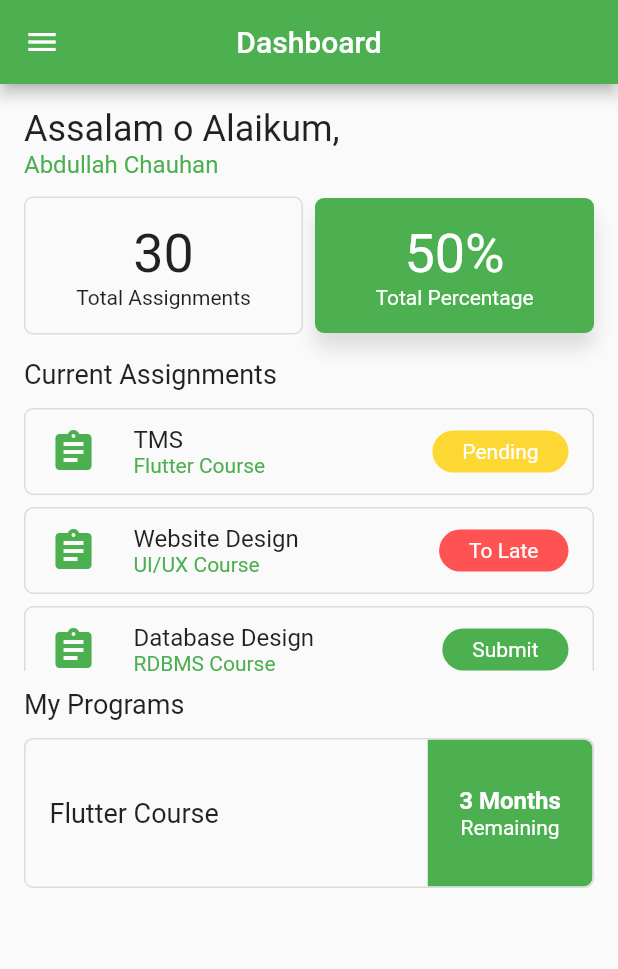
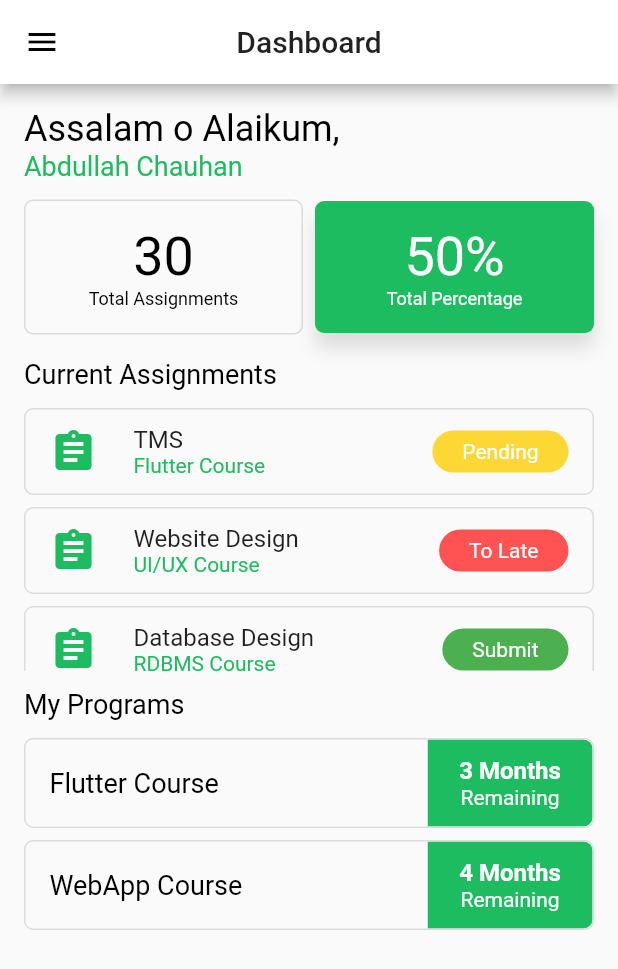
Before and after one commit to AbdullahChauhan/PA-Flutter-T1, a Flutter app: the screen it shows after launch, after a tap on "Sign In", on a phone screen of 412 x 824 dp. Shown: the top 969 px of the screen. Run offline on Flutter 3.47's test engine with Material 2 defaults, Android fonts, the phone set to English and light mode, and no system bars.

Commit message:
working on theming and code refactoring

```diff
--- a/lib/assignmentdetail_screen.dart
+++ b/lib/assignmentdetail_screen.dart
@@ -1,4 +1,5 @@
 import 'package:flutter/material.dart';
+import 'package:pa_flutter_t1/constants.dart';
 
 class AssignementDetail extends StatelessWidget {
   final String assignmentName;
@@ -13,6 +14,9 @@ class AssignementDetail extends StatelessWidget {
       appBar: AppBar(
         title: Text('Assignment Detail'),
         centerTitle: true,
+        backgroundColor: Colors.white,
+        textTheme: Theme.of(context).textTheme,
+        iconTheme: Theme.of(context).iconTheme,
       ),
       body: Column(
         children: <Widget>[
@@ -31,22 +35,8 @@ class AssignementDetail extends StatelessWidget {
                     child: Column(
                       crossAxisAlignment: CrossAxisAlignment.start,
                       children: <Widget>[
-                        Text(
-                          assignmentName,
-                          style: TextStyle(
-                              fontSize: 18.0,
-                              fontWeight: FontWeight.bold),
-                          softWrap: true,
-                          overflow: TextOverflow.fade,
-                        ),
-                        Text(
-                          courseName,
-                          style: TextStyle(
-                              fontSize: 14.0,
-                              fontWeight: FontWeight.bold),
-                          softWrap: true,
-                          overflow: TextOverflow.fade,
-                        ),
+                        text(assignmentName, fontSize: 22.0),
+                        text(courseName, fontSize: 18.0, fontWeight: FontWeight.bold),
                       ],
                     )),
               ],
@@ -58,14 +48,21 @@ class AssignementDetail extends StatelessWidget {
               padding: const EdgeInsets.all(16.0),
               child: Column(
                 children: <Widget>[
-                  Text("Lorem ipsum, or lipsum as it is sometimes known, is dummy text used in laying out print, graphic or web designs. The passage is attributed to an unknown typesetter in the 15th century who is thought to have scrambled parts of Cicero's De Finibus Bonorum et Malorum for use in a type specimen book. Lorem ipsum, or lipsum as it is sometimes known, is dummy text used in laying out print, graphic or web designs. The passage is attributed to an unknown typesetter in the 15th century who is thought to have scrambled parts of Cicero's De Finibus Bonorum et Malorum for use in a type specimen book."),
+                  Text(
+                      "Lorem ipsum, or lipsum as it is sometimes known, is dummy text used in laying out print, graphic or web designs. The passage is attributed to an unknown typesetter in the 15th century who is thought to have scrambled parts of Cicero's De Finibus Bonorum et Malorum for use in a type specimen book. Lorem ipsum, or lipsum as it is sometimes known, is dummy text used in laying out print, graphic or web designs. The passage is attributed to an unknown typesetter in the 15th century who is thought to have scrambled parts of Cicero's De Finibus Bonorum et Malorum for use in a type specimen book."),
+                  SizedBox(
+                    height: 16.0,
+                  ),
+                  Text(
+                    'You can submit your task till',
+                    style: TextStyle(color: Colors.red),
+                  ),
+                  SizedBox(height: 4.0,),
+                  Text(
+                    'Date: 10th Jan 2020',
+                    style: TextStyle(color: Theme.of(context).primaryColor),
+                  ),
                   SizedBox(height: 16.0,),
-                  Text('You can submit your task till', style: TextStyle(
-                    color: Colors.red
-                  ),),
-                  Text('Date: 10th Jan 2020', style: TextStyle(
-                    color: Theme.of(context).primaryColor
-                  ),),
                   RaisedButton(
                     shape: RoundedRectangleBorder(
                       borderRadius: BorderRadius.circular(24),
@@ -76,7 +73,8 @@ class AssignementDetail extends StatelessWidget {
                         child: Text(
                       'Submit Assignment',
                       style: TextStyle(color: Colors.white),
-                  )), onPressed: () {},
+                    )),
+                    onPressed: () {},
                   ),
                 ],
               ),
--- a/lib/assignments_screen.dart
+++ b/lib/assignments_screen.dart
@@ -9,6 +9,9 @@ class Assignments extends StatelessWidget {
       appBar: AppBar(
         title: Text('Assignments'),
         centerTitle: true,
+        backgroundColor: Colors.white,
+        textTheme: Theme.of(context).textTheme,
+        iconTheme: Theme.of(context).iconTheme,
       ),
       body: Padding(
         padding: const EdgeInsets.all(16.0),
--- /dev/null
+++ b/lib/constants.dart
@@ -0,0 +1,13 @@
+import 'package:flutter/material.dart';
+
+const Color COLOR_WHITE = Colors.white;
+const Color COLOR_PRIMARY = Color(0xFF1DBC60);
+const Color COLOR_BLACK = Colors.black;
+const IconThemeData ICON_BLACK = IconThemeData(color: Colors.black);
+const TEXT_PRIMARY = TextStyle(color: Color(0xFF1DBC60));
+const TEXT_BLACK = TextStyle(color: Colors.black);
+const TEXT_WHITE = TextStyle(color: Colors.white);
+
+Text text(String text, {Color color, double fontSize, FontWeight fontWeight}) {
+  return Text(text, style: TextStyle(color: color, fontSize: fontSize, fontWeight: fontWeight),);
+}
--- a/lib/dashboard_screen.dart
+++ b/lib/dashboard_screen.dart
@@ -1,5 +1,6 @@
 import 'package:flutter/material.dart';
 import 'package:pa_flutter_t1/assignments_screen.dart';
+import 'package:pa_flutter_t1/constants.dart';
 
 import './assignment_listitem.dart';
 
@@ -9,6 +10,9 @@ class Dashboard extends StatelessWidget {
     return Scaffold(
       appBar: AppBar(
         title: Text('Dashboard'),
+        backgroundColor: COLOR_WHITE,
+        textTheme: Theme.of(context).textTheme,
+        iconTheme: Theme.of(context).iconTheme,
         centerTitle: true,
         actions: <Widget>[],
       ),
@@ -22,17 +26,11 @@ class Dashboard extends StatelessWidget {
                   UserAccountsDrawerHeader(
                     currentAccountPicture: CircleAvatar(
                       child: Image.asset('assets/images/logo.png'),
-                      backgroundColor: Colors.white,
+                      backgroundColor: COLOR_WHITE,
                     ),
-                    accountEmail: Text(
-                      'abd@xyz.com',
-                      style: TextStyle(color: Colors.black),
-                    ),
-                    accountName: Text(
-                      'PakAcademy',
-                      style: TextStyle(color: Colors.black),
-                    ),
-                    decoration: BoxDecoration(color: Colors.white),
+                    accountEmail: text('abd@xyz.com', color: COLOR_BLACK),
+                    accountName: text('Pak Academy', color: COLOR_BLACK),
+                    decoration: BoxDecoration(color: COLOR_WHITE),
                   ),
                   ListTile(title: Text('Dashboard'), onTap: () {}),
                   Divider(
@@ -73,13 +71,10 @@ class Dashboard extends StatelessWidget {
                   children: <Widget>[
                     Icon(
                       Icons.phone,
-                      color: Colors.white,
+                      color: COLOR_WHITE,
                       size: 28.0,
                     ),
-                    Text(
-                      '+92399-9999999',
-                      style: TextStyle(color: Colors.white, fontSize: 18.0),
-                    )
+                    text('+92399-9999999', color: COLOR_WHITE, fontSize: 18.0)
                   ],
                 ),
               ),
@@ -87,20 +82,14 @@ class Dashboard extends StatelessWidget {
           ],
         ),
       ),
-      body: Padding(
+      body: SingleChildScrollView(
+              child: Padding(
           padding: const EdgeInsets.all(16.0),
           child: Column(
             crossAxisAlignment: CrossAxisAlignment.start,
             children: <Widget>[
-            Text(
-              'Assalam o Alaikum,',
-              style: TextStyle(fontSize: 24.0),
-            ),
-            Text(
-              'Abdullah Chauhan',
-              style: TextStyle(
-                  fontSize: 16.0, color: Theme.of(context).primaryColor),
-            ),
+              text('Assalam o Alaikum,', fontSize: 24.0),
+              text('Abdullah Chauhan', color: COLOR_PRIMARY, fontSize: 18.0),
               SizedBox(
                 height: 12.0,
               ),
@@ -118,13 +107,8 @@ class Dashboard extends StatelessWidget {
                         ),
                         child: Column(
                           children: <Widget>[
-                          Text(
-                            '30',
-                            style: TextStyle(
-                              fontSize: 36.0,
-                            ),
-                          ),
-                          Text('Total Assignments')
+                            text('30', fontSize: 36.0),
+                            text('Total Assignments', fontSize: 12.0)
                           ],
                         ),
                       ),
@@ -149,15 +133,8 @@ class Dashboard extends StatelessWidget {
                         ),
                         child: Column(
                           children: <Widget>[
-                          Text(
-                            '50%',
-                            style:
-                                TextStyle(fontSize: 36.0, color: Colors.white),
-                          ),
-                          Text(
-                            'Total Percentage',
-                            style: TextStyle(color: Colors.white),
-                          )
+                            text('50%', color: COLOR_WHITE, fontSize: 36.0),
+                            text('Total Percentage', color: COLOR_WHITE, fontSize: 12.0)
                           ],
                         ),
                       ),
@@ -168,12 +145,7 @@ class Dashboard extends StatelessWidget {
               SizedBox(
                 height: 16.0,
               ),
-            Text(
-              'Current Assignments',
-              style: TextStyle(
-                fontSize: 18.0,
-              ),
-            ),
+              text('Current Assignments', fontSize: 18.0),
               SizedBox(
                 height: 12.0,
               ),
@@ -216,17 +188,12 @@ class Dashboard extends StatelessWidget {
               SizedBox(
                 height: 12.0,
               ),
-            Text(
-              'My Programs',
-              style: TextStyle(
-                fontSize: 18.0,
-              ),
-            ),
+              text('My Programs', fontSize: 18.0),
               SizedBox(
                 height: 12.0,
               ),
               Container(
-                height: 100,
+                  height: 60,
                   width: double.infinity,
                   decoration: BoxDecoration(
                     border: Border.all(width: 1, color: Colors.black12),
@@ -237,12 +204,7 @@ class Dashboard extends StatelessWidget {
                     children: <Widget>[
                       Padding(
                         padding: const EdgeInsets.only(left: 16.0),
-                      child: Text(
-                        'Flutter Course',
-                        style: TextStyle(
-                          fontSize: 18.0,
-                        ),
-                      ),
+                        child: text('Flutter Course', fontSize: 18.0),
                       ),
                       ClipRRect(
                         borderRadius: BorderRadius.only(
@@ -256,28 +218,51 @@ class Dashboard extends StatelessWidget {
                             child: Column(
                               mainAxisAlignment: MainAxisAlignment.center,
                               children: <Widget>[
-                              Text(
-                                '3 Months',
-                                style: TextStyle(
-                                    color: Colors.white,
-                                    fontSize: 16.0,
-                                    fontWeight: FontWeight.bold),
-                              ),
-                              Text(
-                                'Remaining',
-                                style: TextStyle(
-                                  color: Colors.white,
-                                  fontSize: 14.0,
-                                ),
+                                text('3 Months', fontSize: 16.0, color: COLOR_WHITE, fontWeight: FontWeight.bold),
+                                text('Remaining', fontSize: 14.0, color: COLOR_WHITE,),
+                              ],
+                            )),
                       ),
                     ],
                   )),
-                    )
+                  SizedBox(height: 8.0,),
+                  Container(
+                  height: 60,
+                  width: double.infinity,
+                  decoration: BoxDecoration(
+                    border: Border.all(width: 1, color: Colors.black12),
+                    borderRadius: BorderRadius.all(Radius.circular(6.0)),
+                  ),
+                  child: Row(
+                    mainAxisAlignment: MainAxisAlignment.spaceBetween,
+                    children: <Widget>[
+                      Padding(
+                        padding: const EdgeInsets.only(left: 16.0),
+                        child: text('WebApp Course', fontSize: 18.0),
+                      ),
+                      ClipRRect(
+                        borderRadius: BorderRadius.only(
+                            topRight: Radius.circular(6.0),
+                            bottomRight: Radius.circular(6.0)),
+                        child: Container(
+                            width: 110.0,
+                            height: double.infinity,
+                            decoration: BoxDecoration(
+                                color: Theme.of(context).primaryColor),
+                            child: Column(
+                              mainAxisAlignment: MainAxisAlignment.center,
+                              children: <Widget>[
+                                text('4 Months', fontSize: 16.0, color: COLOR_WHITE, fontWeight: FontWeight.bold),
+                                text('Remaining', fontSize: 14.0, color: COLOR_WHITE,),
+                              ],
+                            )),
+                      ),
                     ],
                   )),
             ],
           ),
         ),
+      ),
     );
   }
 }
--- a/lib/login_screen.dart
+++ b/lib/login_screen.dart
@@ -1,4 +1,5 @@
 import 'package:flutter/material.dart';
+import 'package:pa_flutter_t1/constants.dart';
 import './dashboard_screen.dart';
 
 class Login extends StatelessWidget {
@@ -12,7 +13,7 @@ class Login extends StatelessWidget {
           Center(
             child: CircleAvatar(
               child: Image.asset('assets/images/logo.png'),
-              backgroundColor: Colors.white,
+              backgroundColor: COLOR_WHITE,
               maxRadius: 75.0,
             ),
           ),
@@ -51,12 +52,28 @@ class Login extends StatelessWidget {
                     borderRadius: BorderRadius.circular(24),
                   ),
                   padding: EdgeInsets.all(12),
-                  color: Theme.of(context).primaryColor,
-                  child: Center(
-                      child: Text(
-                    'Sign In',
-                    style: TextStyle(color: Colors.white),
-                  )),
+                  color: COLOR_PRIMARY,
+                  child: Row(
+                    mainAxisAlignment: MainAxisAlignment.spaceBetween,
+                    children: <Widget>[
+                    Column(
+                      crossAxisAlignment: CrossAxisAlignment.center,
+                      children: <Widget>[
+                        // nothing here
+                        SizedBox()
+                      ],),
+                    Column(
+                      crossAxisAlignment: CrossAxisAlignment.center,
+                      children: <Widget>[
+                      Center(
+                      child: text('Sign In', color: COLOR_WHITE)),
+                    ],),
+                    Column(
+                      crossAxisAlignment: CrossAxisAlignment.center,
+                      children: <Widget>[
+                      Icon(Icons.arrow_forward, color: COLOR_WHITE,)
+                    ],)
+                  ],),
                   onPressed: () => Navigator.of(context)
                       .push(MaterialPageRoute(builder: (context) {
                     return Dashboard();
@@ -68,11 +85,8 @@ class Login extends StatelessWidget {
           Row(
             mainAxisAlignment: MainAxisAlignment.center,
             children: <Widget>[
-              Text('Powered by '),
-              Text(
-                'PakStudents',
-                style: TextStyle(color: Theme.of(context).primaryColor),
-              )
+              text('Powered by '),
+              text('PakStudents', color: COLOR_PRIMARY)
             ],
           )
         ],
--- a/lib/main.dart
+++ b/lib/main.dart
@@ -1,4 +1,5 @@
 import 'package:flutter/material.dart';
+import './constants.dart';
 import './splash_screen.dart';
 
 void main() => runApp(MyApp());
@@ -9,7 +10,9 @@ class MyApp extends StatelessWidget {
   Widget build(BuildContext context) {
     return MaterialApp(
       theme: ThemeData(
-        primarySwatch: Colors.green,
+        primaryColor: COLOR_PRIMARY,
+        textTheme: TextTheme(body1: TEXT_BLACK, button: TEXT_WHITE,),
+        iconTheme: IconThemeData(color: Colors.black)
       ),
       debugShowCheckedModeBanner: false,
       home: SplashScreen(),
```
Lines whose indentation alone changed are shown as unchanged.
